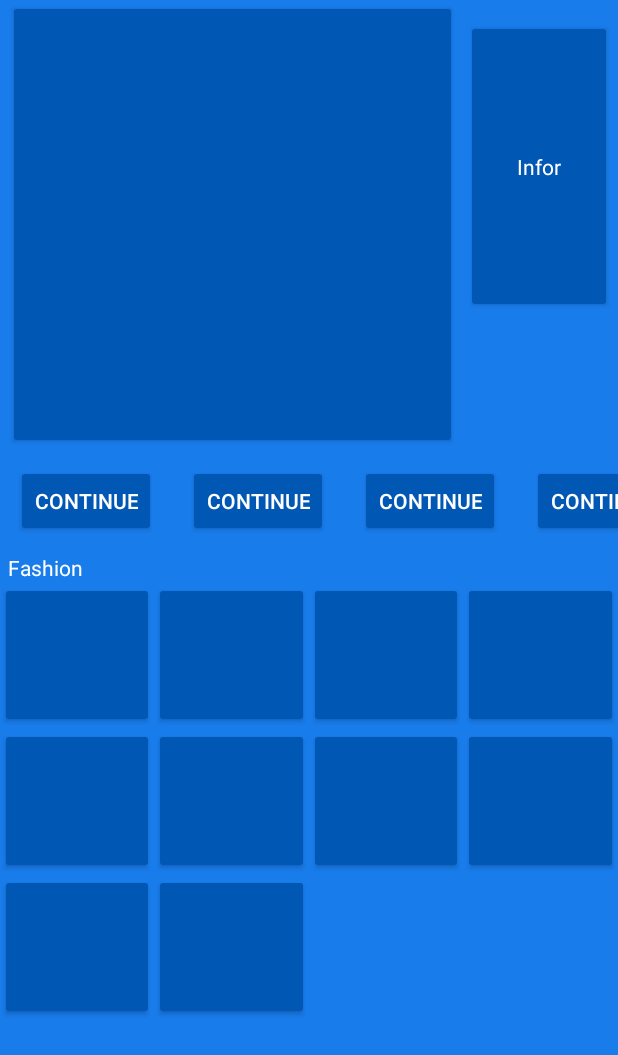
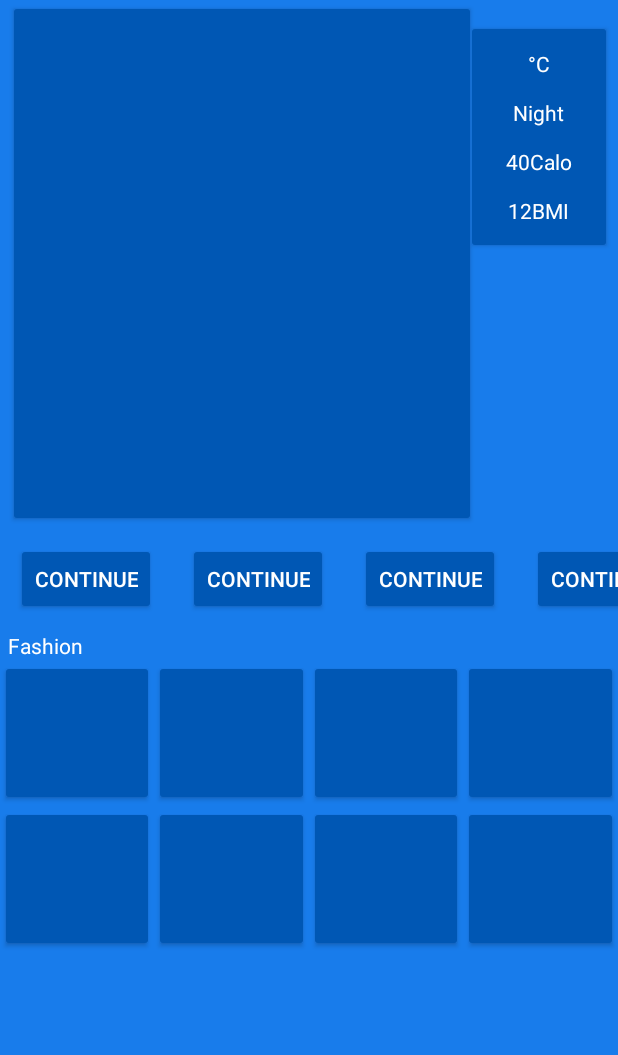
Before and after one commit to itychange/demo, an Android app: the FashionDetailActivity screen opened directly, with no data from a screen before it, on a phone screen of 412 x 824 dp. Shown: the top 1055 px of the screen. Run offline under Robolectric (Android 15) with nearby library versions, the light colour scheme and no system bars; our stand-ins replace ButterKnife, sdp/ssp sizes.

Commit message:
update ui

```diff
--- a/app/src/main/java/mrblack/myapplication/fashiondetail/FashionDetailActivity.java
+++ b/app/src/main/java/mrblack/myapplication/fashiondetail/FashionDetailActivity.java
@@ -34,7 +34,7 @@ public class FashionDetailActivity extends AppCompatActivity {
     @Override
     protected void onStart() {
         super.onStart();
-        for(int i=0;i<10;i++){
+        for(int i=0;i<8;i++){
             listInforFashion.add(new inforfashion(i));
         }
         mFashionAdapter.setDataFashion(listInforFashion);
--- a/app/src/main/res/layout/activity_fashion_detail.xml
+++ b/app/src/main/res/layout/activity_fashion_detail.xml
@@ -14,27 +14,54 @@
         <ImageView
             android:id="@+id/ivContent"
             style="@style/Widget.AppCompat.Button.Colored"
-            android:layout_width="@dimen/_230sdp"
-            android:layout_height="@dimen/_230sdp"
-            android:layout_marginLeft="@dimen/_4sdp" />
+            android:layout_width="@dimen/_240sdp"
+            android:layout_height="@dimen/_270sdp"
+            android:layout_marginLeft="@dimen/_4sdp"
+            android:layout_marginStart="@dimen/_4sdp" />
 
-        <RelativeLayout
+        <LinearLayout
             style="@style/Widget.AppCompat.Button.Colored"
             android:layout_width="@dimen/_75sdp"
-            android:layout_height="@dimen/_150sdp"
+            android:layout_height="@dimen/_120sdp"
             android:layout_alignParentRight="true"
             android:layout_gravity="right"
             android:layout_marginRight="@dimen/_3sdp"
             android:layout_marginTop="@dimen/_10sdp"
-           >
+            android:orientation="vertical">
+
             <TextView
-                android:textColor="#FFFFFF"
-                android:text="Infor"
                 android:layout_width="wrap_content"
                 android:layout_height="wrap_content"
-                android:gravity="top"/>
+                android:layout_margin="@dimen/_5sdp"
+                android:gravity="top"
+                android:text="°C"
+                android:textColor="#FFFFFF" />
 
-        </RelativeLayout>
+            <TextView
+                android:layout_width="wrap_content"
+                android:layout_height="wrap_content"
+                android:layout_margin="@dimen/_5sdp"
+                android:gravity="top"
+                android:text="Night"
+                android:textColor="#FFFFFF" />
+
+            <TextView
+                android:layout_width="wrap_content"
+                android:layout_height="wrap_content"
+                android:layout_margin="@dimen/_5sdp"
+                android:gravity="top"
+                android:text="40Calo"
+                android:textColor="#FFFFFF" />
+
+            <TextView
+                android:layout_width="wrap_content"
+                android:layout_height="wrap_content"
+                android:layout_margin="@dimen/_5sdp"
+                android:gravity="top"
+                android:text="12BMI"
+                android:textColor="#FFFFFF" />
+
+        </LinearLayout>
     </RelativeLayout>
 
     <HorizontalScrollView
```
